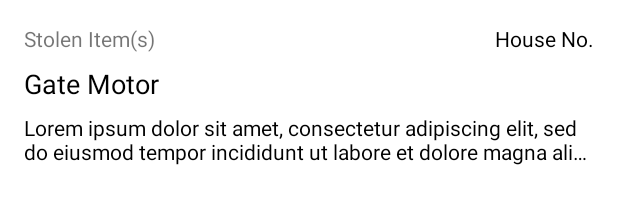
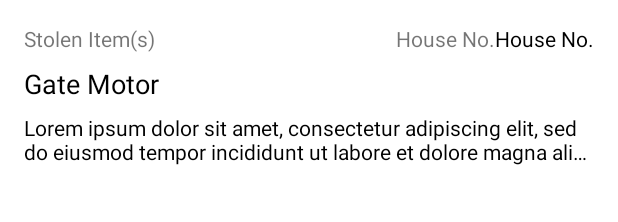
Before and after one commit to lungashandu/OGWatch, an Android app: the layout list_item.xml on its own in the app's theme, with its tools: preview values and no code run, on a phone screen of 412 x 824 dp. Shown: the top 222 px of the screen. Run offline under Robolectric (Android 15) with nearby library versions, the phone set to English and light mode, and no system bars.

```diff
--- a/app/src/main/java/com/example/orientgardenneighbourhoodwatch/MainActivity.java
+++ b/app/src/main/java/com/example/orientgardenneighbourhoodwatch/MainActivity.java
@@ -21,6 +21,7 @@ public class MainActivity extends AppCompatActivity {
 
     private final ArrayList<Incident> incidentsList = new ArrayList<>();
     private IncidentAdapter adapter;
+    private ListView incidentListView;
 
     @Override
     protected void onCreate(Bundle savedInstanceState) {
@@ -28,7 +29,7 @@ public class MainActivity extends AppCompatActivity {
         setContentView(R.layout.activity_main);
 
         adapter = new IncidentAdapter(this, incidentsList);
-        ListView incidentListView = findViewById(R.id.main_ListView);
+        incidentListView = findViewById(R.id.main_ListView);
         incidentListView.setAdapter(adapter);
 
 
@@ -57,7 +58,9 @@ public class MainActivity extends AppCompatActivity {
         fab.setOnClickListener(new View.OnClickListener() {
             @Override
             public void onClick(View view) {
+                String listViewCount = Integer.toString(incidentListView.getCount() + 1);
                 Intent intent = new Intent(MainActivity.this, CreatePost.class);
+                intent.putExtra("count", listViewCount);
                 MainActivity.this.startActivity(intent);
             }
         });
--- a/app/src/main/res/layout/list_item.xml
+++ b/app/src/main/res/layout/list_item.xml
@@ -26,6 +26,16 @@
         tools:ignore="RelativeOverlap" />
 
     <TextView
+        android:id="@+id/label_house_number"
+        android:layout_width="wrap_content"
+        android:layout_height="wrap_content"
+        android:layout_marginStart="16dp"
+        android:layout_marginTop="16dp"
+        android:layout_toLeftOf="@id/house_number"
+        android:text="@string/complex_number"
+        android:textSize="14sp" />
+
+    <TextView
         android:id="@+id/stolen_item"
         android:layout_width="wrap_content"
         android:layout_height="24dp"
```
Also changed, not shown: app/src/main/java/com/example/orientgardenneighbourhoodwatch/CreatePost.java (+35 -2 lines), app/src/main/java/com/example/orientgardenneighbourhoodwatch/Incident.java (+24 -2 lines), app/src/main/res/layout/activity_create_post.xml (+6 -1 lines).
